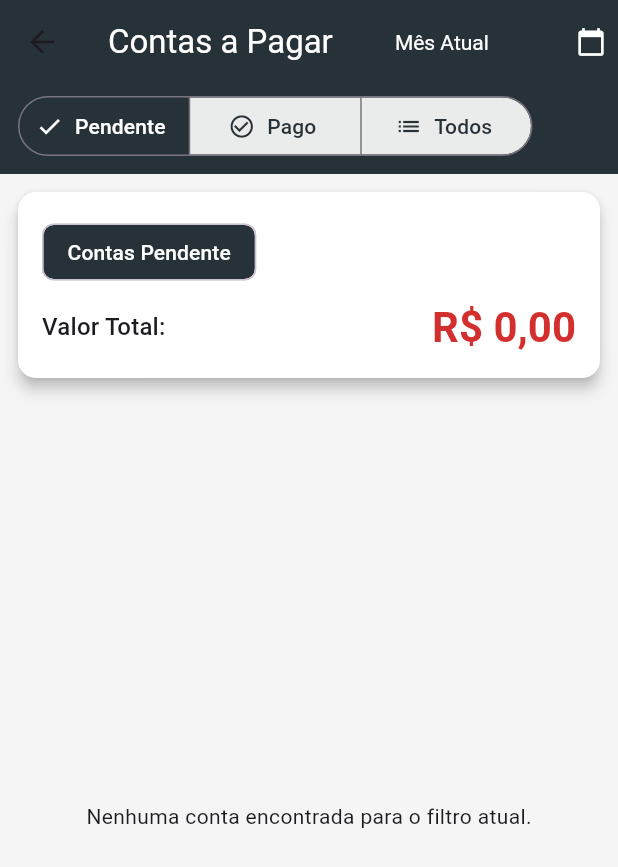
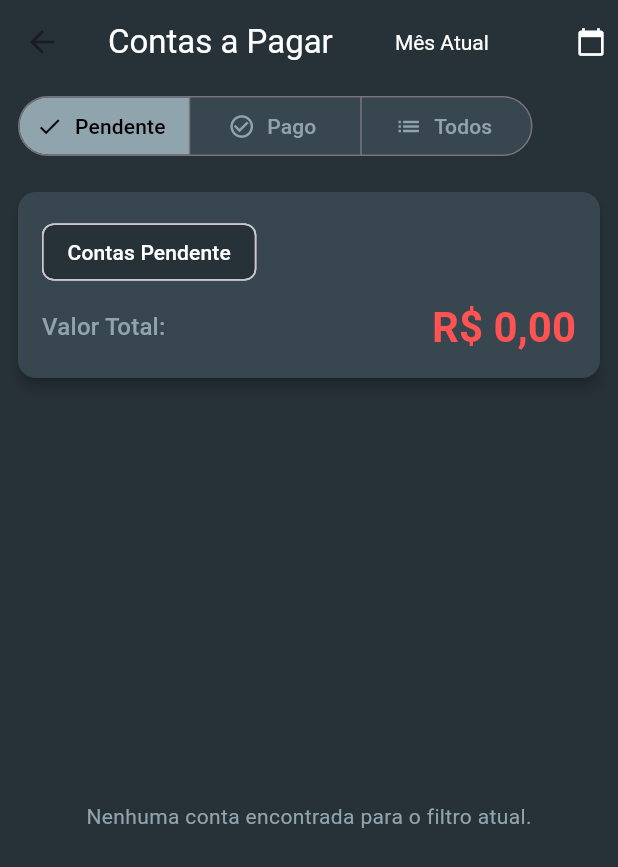
Before and after one commit to InaDdevs/finance-management, a Flutter app: the AccountsPayableScreen screen opened directly, on a phone screen of 412 x 824 dp. Shown: the top 867 px of the screen. Run offline on Flutter 3.47's test engine with Material 3 defaults, Android fonts, the phone set to English and light mode, and no system bars; our stand-ins replace fl_chart, shared_preferences, sqflite; accounts and stored records are empty.

Commit message:
Update accounts_payable_screen.dart

```diff
--- a/lib/features/transactions/accounts_payable_screen.dart
+++ b/lib/features/transactions/accounts_payable_screen.dart
@@ -5,8 +5,10 @@ import 'package:provider/provider.dart';
 import '../../core/dart/providers/transaction_provider.dart';
 import '../../models/transaction_model.dart';
 
-const Color _primaryColor = Color(0xFF273238);
-const Color _accentColor = Color(0xFF90A4AE);
+// Cores base para o tema escuro/cinza
+const Color _primaryColor = Color(0xFF273238); // Fundo principal (Scaffold, AppBar, FilterBar)
+const Color _accentColor = Color(0xFF90A4AE); // Cor de destaque secundária (ícones, texto secundário)
+const Color _cardBackgroundColor = Color(0xFF38464F); // Cor dos cartões (mais clara que o fundo)
 
 class AccountsPayableScreen extends StatefulWidget {
   const AccountsPayableScreen({super.key});
@@ -108,6 +110,7 @@ class _AccountsPayableScreenState extends State<AccountsPayableScreen> {
       context: context,
       builder: (ctx) {
         return Container(
+          // Mantém o fundo branco para o modal
           decoration: const BoxDecoration(
             color: Colors.white,
             borderRadius: BorderRadius.vertical(top: Radius.circular(16.0)),
@@ -165,7 +168,7 @@ class _AccountsPayableScreenState extends State<AccountsPayableScreen> {
     final totalPendente = transactions.fold(0.0, (sum, item) => sum + item.value);
 
     return Scaffold(
-      backgroundColor: Colors.grey[100],
+      backgroundColor: _primaryColor, // Fundo escuro coeso
       appBar: AppBar(
         title: const Text('Contas a Pagar', style: TextStyle(color: Colors.white)),
         backgroundColor: _primaryColor,
@@ -177,17 +180,17 @@ class _AccountsPayableScreenState extends State<AccountsPayableScreen> {
         bottom: _buildFilterBar(),
       ),
       body: provider.isLoading
-          ? const Center(child: CircularProgressIndicator(color: _primaryColor))
+          ? const Center(child: CircularProgressIndicator(color: Colors.white))
           : RefreshIndicator(
         onRefresh: _loadTransactions,
-        color: _primaryColor,
+        color: Colors.white, // Cor do indicador de refresh no fundo escuro
         child: Column(
           children: [
             _buildTotalSummaryCard(context, totalPendente),
 
             if (transactions.isEmpty)
               const Expanded(
-                child: Center(child: Text('Nenhuma conta encontrada para o filtro atual.')),
+                child: Center(child: Text('Nenhuma conta encontrada para o filtro atual.', style: TextStyle(color: _accentColor))),
               )
             else
               Expanded(
@@ -209,7 +212,7 @@ class _AccountsPayableScreenState extends State<AccountsPayableScreen> {
   Widget _buildTotalSummaryCard(BuildContext context, double totalPendente) {
     return Card(
       margin: const EdgeInsets.all(12.0),
-      color: Colors.white,
+      color: _cardBackgroundColor, // Fundo do cartão mais claro que o Scaffold
       elevation: 4,
       shape: RoundedRectangleBorder(borderRadius: BorderRadius.circular(12)),
       child: Padding(
@@ -218,18 +221,18 @@ class _AccountsPayableScreenState extends State<AccountsPayableScreen> {
           crossAxisAlignment: CrossAxisAlignment.start,
           children: [
             Chip(
-              label: Text(_filterStatus == 'Todos' ? 'Total Geral' : 'Contas ${_filterStatus}', style: const TextStyle(color: Colors.white)),
-              backgroundColor: _primaryColor,
+              label: Text(_filterStatus == 'Todos' ? 'Total Geral' : 'Contas $_filterStatus', style: const TextStyle(color: Colors.white)),
+              backgroundColor: _primaryColor, // Chip usa a cor primária
             ),
             const SizedBox(height: 8),
             Row(
               mainAxisAlignment: MainAxisAlignment.spaceBetween,
               children: [
-                Text('Valor Total:', style: Theme.of(context).textTheme.titleMedium),
+                Text('Valor Total:', style: Theme.of(context).textTheme.titleMedium?.copyWith(color: _accentColor)),
                 Text(
                   currencyFormat.format(totalPendente),
                   style: Theme.of(context).textTheme.headlineMedium?.copyWith(
-                    color: _filterStatus == 'Pago' ? Colors.green[700] : _filterStatus == 'Pendente' ? Colors.red[700] : _primaryColor,
+                    color: _filterStatus == 'Pago' ? Colors.greenAccent : _filterStatus == 'Pendente' ? Colors.redAccent : Colors.white,
                     fontWeight: FontWeight.bold,
                   ),
                 ),
@@ -244,32 +247,33 @@ class _AccountsPayableScreenState extends State<AccountsPayableScreen> {
   Widget _buildTransactionCard(BuildContext context, TransactionModel transaction, bool isPending) {
     return Card(
       margin: const EdgeInsets.symmetric(horizontal: 12.0, vertical: 6.0),
+      color: _cardBackgroundColor, // Cartão usa a cor de fundo do Card
       elevation: 2,
       shape: RoundedRectangleBorder(
         borderRadius: BorderRadius.circular(10),
-        side: isPending ? const BorderSide(color: Colors.red, width: 1.5) : const BorderSide(color: _accentColor, width: 1),
+        side: isPending ? const BorderSide(color: Colors.redAccent, width: 1.5) : BorderSide(color: _accentColor.withOpacity(0.5), width: 1),
       ),
       child: ListTile(
         contentPadding: const EdgeInsets.symmetric(horizontal: 12, vertical: 4),
         leading: CircleAvatar(
-          backgroundColor: isPending ? Colors.red.shade100 : _accentColor.withOpacity(0.2),
+          backgroundColor: isPending ? Colors.red.shade900.withOpacity(0.3) : _accentColor.withOpacity(0.2),
           child: Icon(
             Icons.money_off,
-            color: isPending ? Colors.red : _accentColor,
+            color: isPending ? Colors.redAccent : _accentColor,
           ),
         ),
         title: Text(
           transaction.description,
           style: TextStyle(
             fontWeight: FontWeight.bold,
-            color: isPending ? Colors.black87 : Colors.grey[600],
+            color: isPending ? Colors.white : _accentColor, // Título branco no fundo escuro
             decoration: isPending ? TextDecoration.none : TextDecoration.lineThrough,
           ),
         ),
         subtitle: Text(
           'Venc: ${DateFormat('dd/MM/yy').format(transaction.dueDate)} | ${transaction.category}',
-          style: TextStyle(
-            color: Colors.grey[600],
+          style: const TextStyle(
+            color: _accentColor, // Subtítulo em cinza claro
           ),
         ),
         trailing: Column(
@@ -280,14 +284,14 @@ class _AccountsPayableScreenState extends State<AccountsPayableScreen> {
               currencyFormat.format(transaction.value),
               style: TextStyle(
                 fontWeight: FontWeight.bold,
-                color: isPending ? Colors.red.shade700 : Colors.green.shade700,
+                color: isPending ? Colors.redAccent : Colors.greenAccent,
                 fontSize: 16,
               ),
             ),
             if (!isPending)
               Text(
                 'Pago: ${DateFormat('dd/MM/yy').format(transaction.paymentDate!)}',
-                style: const TextStyle(fontSize: 10, color: Colors.green),
+                style: const TextStyle(fontSize: 10, color: Colors.greenAccent),
               ),
           ],
         ),
@@ -300,15 +304,15 @@ class _AccountsPayableScreenState extends State<AccountsPayableScreen> {
     return PreferredSize(
       preferredSize: const Size.fromHeight(60.0),
       child: Container(
-        color: _primaryColor,
+        color: _primaryColor, // Mantém a cor da AppBar
         padding: const EdgeInsets.only(left: 12.0, right: 12.0, bottom: 8.0),
         alignment: Alignment.centerLeft,
         child: SegmentedButton<String>(
           style: SegmentedButton.styleFrom(
-            backgroundColor: Colors.white.withOpacity(0.9),
-            selectedBackgroundColor: _primaryColor,
-            foregroundColor: _primaryColor,
-            selectedForegroundColor: Colors.white,
+            backgroundColor: _cardBackgroundColor, // Fundo dos botões não selecionados
+            selectedBackgroundColor: _accentColor, // Fundo do botão selecionado
+            foregroundColor: _accentColor, // Cor do texto/ícone não selecionado
+            selectedForegroundColor: Colors.black, // Texto no fundo claro
           ),
           segments: const <ButtonSegment<String>>[
             ButtonSegment<String>(
@@ -369,12 +373,14 @@ class _AccountsPayableScreenState extends State<AccountsPayableScreen> {
             firstDate: DateTime(2000),
             lastDate: DateTime(2100),
             builder: (context, child) {
+              // Estilização do seletor de data para o tema escuro/claro
               return Theme(
-                data: Theme.of(context).copyWith(
-                  colorScheme: const ColorScheme.light(
-                    primary: _primaryColor,
+                data: ThemeData.dark().copyWith(
+                  colorScheme: const ColorScheme.dark(
+                    primary: _primaryColor, // Cor primária no calendário
                     onPrimary: Colors.white,
-                    onSurface: Colors.black,
+                    surface: _cardBackgroundColor, // Cor de fundo do calendário
+                    onSurface: Colors.white,
                   ),
                 ),
                 child: child!,
```
